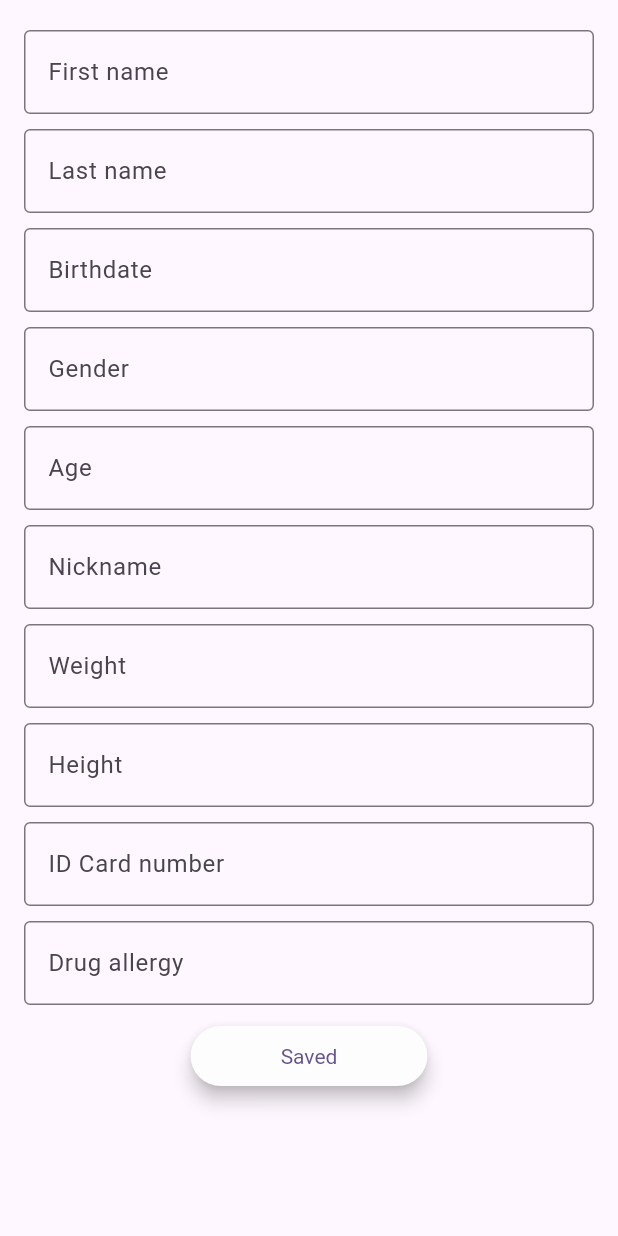
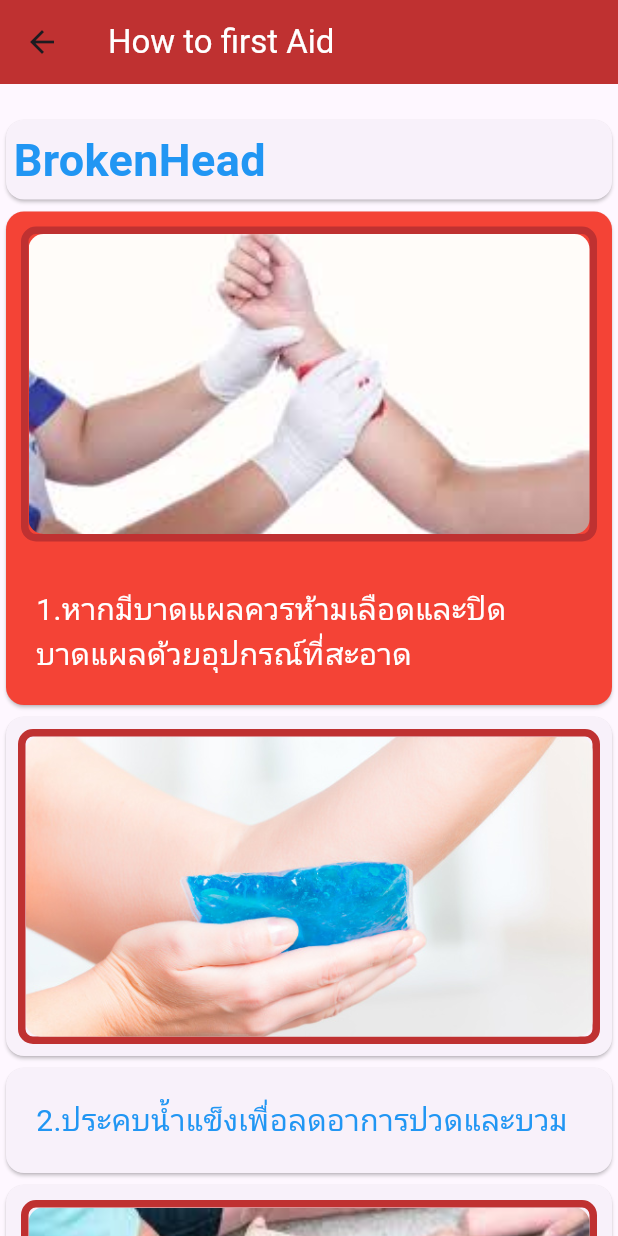
Before and after one commit to Sea1Salt/Emergence, a Flutter app: the FirstAidScreen widget shown alone on an empty page, opened directly, after a tap on "Broken Head", on a phone screen of 412 x 824 dp. Run offline on Flutter 3.47's test engine with Material 3 defaults, Android fonts, the light colour scheme and no system bars.

Commit message:
แขนหัก
เปลี่ยนแล้ว

```diff
--- a/project2b/lib/Screen/firstaid.dart
+++ b/project2b/lib/Screen/firstaid.dart
@@ -1,6 +1,7 @@
 import 'package:flutter/material.dart';
 import 'package:project2b/Screen/BrokenArm.dart';
 import 'package:project2b/Screen/PI.dart';
+import 'package:project2b/Screen/keanhuk.dart';
 import 'package:project2b/Screen/mainmenu.dart';
 
 void main() {
@@ -45,7 +46,7 @@ class FirstAidScreen extends StatelessWidget {
           textColor: const Color.fromARGB(255, 255, 255, 255),
           onPressed: () {
             Navigator.push(context, MaterialPageRoute(builder: (context) {
-              return InformationScreen(); // Navigate to InformationScreen screen
+              return BrokenHeadScreen(); // Navigate to InformationScreen screen
             }));
           },
           backgroundColor: Color.fromARGB(255, 190, 49, 68),
--- /dev/null
+++ b/project2b/lib/Screen/keanhuk.dart
@@ -0,0 +1,176 @@
+import 'package:flutter/material.dart';
+
+void main() {
+  runApp(BrokenHeadScreen());
+}
+
+class BrokenHeadScreen extends StatelessWidget {
+  @override
+  Widget build(BuildContext context) {
+    return Scaffold(
+      appBar: AppBar(
+        title: Text('How to first Aid', style: TextStyle(color: Colors.white)),
+        backgroundColor: Color.fromARGB(255, 191, 49, 49),
+      ),
+      body: ListView(
+        children: [
+          SizedBox(height: 20.0),
+          Card(
+            child: Padding(
+              padding: EdgeInsets.all(5.0),
+              child: Text(
+                'BrokenHead',
+                style: TextStyle(
+                    fontSize: 30.0,
+                    fontWeight: FontWeight.bold,
+                    color: Colors.blue),
+              ),
+            ),
+          ),
+          Card(
+            color: Colors.red,
+            child: Column(
+              children: [
+                Padding(
+                  padding: const EdgeInsets.all(10.0),
+                  child: Container(
+                    decoration: BoxDecoration(
+                      borderRadius: BorderRadius.circular(10.0),
+                      border: Border.all(
+                        color: Color.fromARGB(255, 191, 49, 49),
+                        width: 5.0,
+                      ),
+                    ),
+                    child: ClipRRect(
+                      borderRadius: BorderRadius.circular(10.0),
+                      child: Image.asset(
+                        'assets/images/1.1.jpg',
+                        width: 400,
+                        height: 200,
+                        fit: BoxFit.cover,
+                      ),
+                    ),
+                  ),
+                ),
+                Padding(
+                  padding: EdgeInsets.all(20.0),
+                  child: Text(
+                    '1.หากมีบาดแผลควรห้ามเลือดและปิดบาดแผลด้วยอุปกรณ์ที่สะอาด',
+                    style: TextStyle(
+                        fontSize: 20.0,
+                        color: const Color.fromARGB(255, 255, 255, 255)),
+                  ),
+                ),
+              ],
+            ),
+          ),
+          Card(
+            child: Padding(
+              padding: const EdgeInsets.all(8.0),
+              child: Container(
+                decoration: BoxDecoration(
+                  borderRadius: BorderRadius.circular(10.0),
+                  border: Border.all(
+                    color: Color.fromARGB(255, 191, 49, 49),
+                    width: 5.0,
+                  ),
+                ),
+                child: ClipRRect(
+                  borderRadius: BorderRadius.circular(10.0),
+                  child: Image.asset(
+                    'assets/images/1.2.jpg',
+                    width: double.infinity,
+                    height: 200.0,
+                    fit: BoxFit.cover,
+                  ),
+                ),
+              ),
+            ),
+          ),
+          Card(
+            child: Padding(
+              padding: EdgeInsets.all(20.0),
+              child: Text(
+                '2.ประคบน้ำแข็งเพื่อลดอาการปวดและบวม',
+                style: TextStyle(fontSize: 20.0, color: Colors.blue),
+              ),
+            ),
+          ),
+          Card(
+            child: Padding(
+              padding: const EdgeInsets.all(10.0),
+              child: Container(
+                decoration: BoxDecoration(
+                  borderRadius: BorderRadius.circular(10.0),
+                  border: Border.all(
+                    color: Color.fromARGB(255, 191, 49, 49),
+                    width: 5.0,
+                  ),
+                ),
+                child: ClipRRect(
+                  borderRadius: BorderRadius.circular(10.0),
+                  child: Image.asset(
+                    'assets/images/1.3.jpg',
+                    width: 200,
+                    height: 200.0,
+                    fit: BoxFit.cover,
+                  ),
+                ),
+              ),
+            ),
+          ),
+          Card(
+            child: Padding(
+              padding: EdgeInsets.all(20.0),
+              child: Text(
+                '3.ใช้ผ้าคล้องแขนพยุงกระดูกแขนหรือไหปลาร้า หรือใช้แผ่นไม้กระดาษหนังสือพิมพ์หรือนิตยสารม้วนจนแข็งมาใช้ดาม กระดูกชั่วคราวแทนเฝือกได้เช่นกัน',
+                style: TextStyle(fontSize: 20.0, color: Colors.blue),
+              ),
+            ),
+          ),
+          Card(
+            child: Padding(
+              padding: EdgeInsets.all(20.0),
+              child: Text(
+                '4.ห้ามนวดในบริเวณที่ได้รับบาดเจ็บเพราะอาจทำให้อาการกระดูกหักรุนแรงขึ้น',
+                style: TextStyle(fontSize: 20.0, color: Colors.blue),
+              ),
+            ),
+          ),
+          Card(
+            child: Padding(
+              padding: const EdgeInsets.all(10.0),
+              child: Container(
+                decoration: BoxDecoration(
+                  borderRadius: BorderRadius.circular(10.0),
+                  border: Border.all(
+                    color: Color.fromARGB(255, 191, 49, 49),
+                    width: 5.0,
+                  ),
+                ),
+                child: ClipRRect(
+                  borderRadius: BorderRadius.circular(10.0),
+                  child: Image.asset(
+                    'assets/images/1.5.jpg',
+                    width: 200,
+                    height: 200,
+                    fit: BoxFit.cover,
+                  ),
+                ),
+              ),
+            ),
+          ),
+          Card(
+            child: Padding(
+              padding: EdgeInsets.all(20.0),
+              child: Text(
+                '5.หลีกเลี่ยงการกินอาหารหรือดื่มเครื่องดื่ม',
+                style: TextStyle(fontSize: 20.0, color: Colors.blue),
+              ),
+            ),
+          ),
+        ],
+      ),
+    );
+  }
+}
--- a/project2b/lib/main.dart
+++ b/project2b/lib/main.dart
@@ -1,4 +1,5 @@
 import 'package:flutter/material.dart';
+import 'package:project2b/Screen/home.dart';
 
 void main() {
   runApp(const MyApp());
@@ -31,7 +32,8 @@
         colorScheme: ColorScheme.fromSeed(seedColor: Colors.deepPurple),
         useMaterial3: true,
       ),
-      home: const MyHomePage(title: 'Flutter Demo Home Page'),
+      //home: const MyHomePage(title: 'Flutter Demo Home PageFFF'),
+      home: const HomeScreen(),
     );
   }
 }
```
Also changed, not shown: project2b/pubspec.lock.
